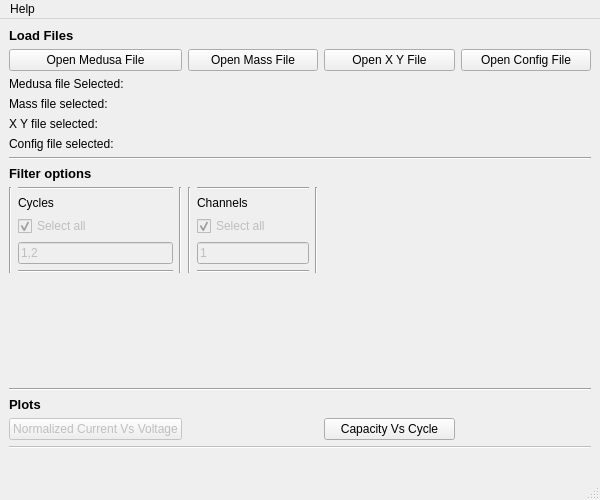
This is karlie/view/app.ui in abdullahsumbal/data-analysis as Qt 5 draws it before an edit. The edited form follows.
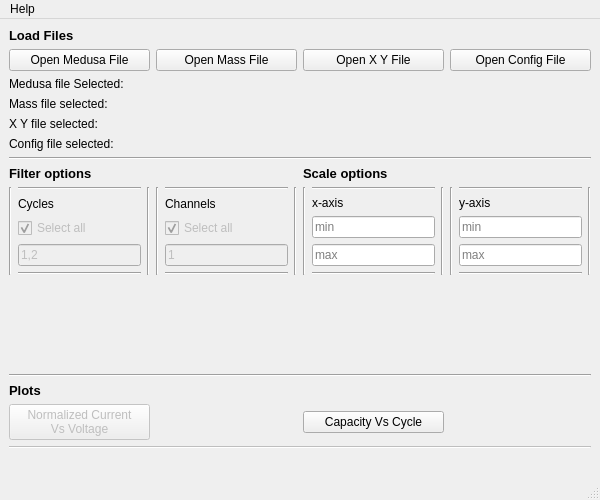
This is the edited form.

Commit message: added added scale view

What changed in the file:
```diff
--- a/karlie/view/app.ui
+++ b/karlie/view/app.ui
@@ -43,7 +43,8 @@
          <bool>false</bool>
         </property>
         <property name="text">
-         <string>Normalized Current Vs Voltage</string>
+         <string>Normalized Current 
+Vs Voltage</string>
         </property>
        </widget>
       </item>
@@ -333,6 +334,138 @@
         </property>
        </widget>
       </item>
+      <item row="9" column="2">
+       <widget class="QLabel" name="label_6">
+        <property name="font">
+         <font>
+          <pointsize>10</pointsize>
+          <weight>75</weight>
+          <bold>true</bold>
+         </font>
+        </property>
+        <property name="text">
+         <string>Scale options</string>
+        </property>
+       </widget>
+      </item>
+      <item row="10" column="2">
+       <layout class="QGridLayout" name="gridLayout_4">
+        <item row="1" column="1">
+         <widget class="QLabel" name="label_7">
+          <property name="text">
+           <string>x-axis</string>
+          </property>
+         </widget>
+        </item>
+        <item row="0" column="0" rowspan="5">
+         <widget class="Line" name="line_14">
+          <property name="orientation">
+           <enum>Qt::Vertical</enum>
+          </property>
+         </widget>
+        </item>
+        <item row="4" column="1">
+         <widget class="Line" name="line_13">
+          <property name="orientation">
+           <enum>Qt::Horizontal</enum>
+          </property>
+         </widget>
+        </item>
+        <item row="0" column="1">
+         <widget class="Line" name="line_12">
+          <property name="orientation">
+           <enum>Qt::Horizontal</enum>
+          </property>
+         </widget>
+        </item>
+        <item row="3" column="1">
+         <widget class="QLineEdit" name="lineEdit_scale_x_max">
+          <property name="toolTip">
+           <string>set x-axis maximum limit</string>
+          </property>
+          <property name="placeholderText">
+           <string>max</string>
+          </property>
+         </widget>
+        </item>
+        <item row="0" column="2" rowspan="5">
+         <widget class="Line" name="line_15">
+          <property name="orientation">
+           <enum>Qt::Vertical</enum>
+          </property>
+         </widget>
+        </item>
+        <item row="2" column="1">
+         <widget class="QLineEdit" name="lineEdit_scale_x_min">
+          <property name="toolTip">
+           <string>set x-axis minimum limit</string>
+          </property>
+          <property name="placeholderText">
+           <string>min</string>
+          </property>
+         </widget>
+        </item>
+       </layout>
+      </item>
+      <item row="10" column="3">
+       <layout class="QGridLayout" name="gridLayout_5">
+        <item row="0" column="1">
+         <widget class="Line" name="line_16">
+          <property name="orientation">
+           <enum>Qt::Horizontal</enum>
+          </property>
+         </widget>
+        </item>
+        <item row="0" column="2" rowspan="5">
+         <widget class="Line" name="line_18">
+          <property name="orientation">
+           <enum>Qt::Vertical</enum>
+          </property>
+         </widget>
+        </item>
+        <item row="1" column="1">
+         <widget class="QLabel" name="label_8">
+          <property name="text">
+           <string>y-axis</string>
+          </property>
+         </widget>
+        </item>
+        <item row="3" column="1">
+         <widget class="QLineEdit" name="lineEdit_scale_y_max">
+          <property name="toolTip">
+           <string>set y-axis maximum limit</string>
+          </property>
+          <property name="placeholderText">
+           <string>max</string>
+          </property>
+         </widget>
+        </item>
+        <item row="0" column="0" rowspan="5">
+         <widget class="Line" name="line_17">
+          <property name="orientation">
+           <enum>Qt::Vertical</enum>
+          </property>
+         </widget>
+        </item>
+        <item row="4" column="1">
+         <widget class="Line" name="line_19">
+          <property name="orientation">
+           <enum>Qt::Horizontal</enum>
+          </property>
+         </widget>
+        </item>
+        <item row="2" column="1">
+         <widget class="QLineEdit" name="lineEdit_scale_y_min">
+          <property name="toolTip">
+           <string>set y-axis minimum limit</string>
+          </property>
+          <property name="placeholderText">
+           <string>min</string>
+          </property>
+         </widget>
+        </item>
+       </layout>
+      </item>
      </layout>
     </item>
    </layout>
```
The commit also changes 2 other files.
